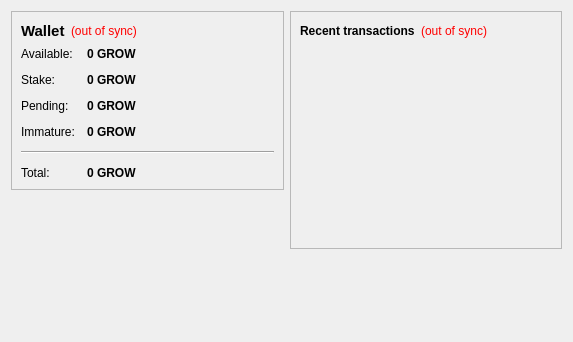
This is src/qt/forms/overviewpage.ui in fransenbianca/growcoin as Qt 5 draws it before an edit. The edited form follows.
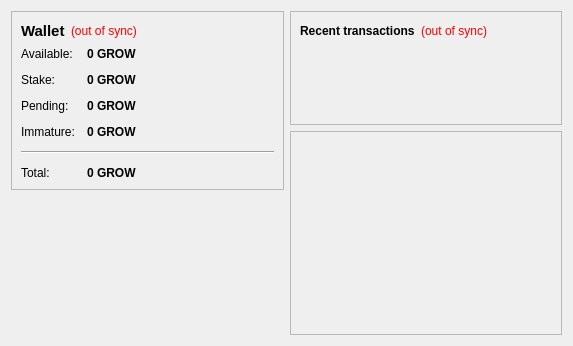
This is the edited form. Custom widgets are drawn as their Qt base class.

The edit to the form file:
```diff
--- a/src/qt/forms/overviewpage.ui
+++ b/src/qt/forms/overviewpage.ui
@@ -326,6 +326,44 @@
       </widget>
      </item>
      <item>
+        <widget class="QFrame" name="diffplotframe">
+         <property name="frameShape">
+          <enum>QFrame::StyledPanel</enum>
+         </property>
+         <property name="frameShadow">
+          <enum>QFrame::Raised</enum>
+         </property>
+         <layout class="QVBoxLayout" name="verticalLayout_3_1">
+          <property name="leftMargin">
+           <number>1</number>
+          </property>
+          <property name="topMargin">
+           <number>1</number>
+          </property>
+          <property name="rightMargin">
+           <number>1</number>
+          </property>
+          <property name="bottomMargin">
+           <number>1</number>
+          </property>
+          <item>
+           <layout class="QHBoxLayout" name="horizontalLayout_3_1">
+            <item>
+             <widget class="QCustomPlot" name="diffplot" native="true">
+              <property name="minimumSize">
+               <size>
+                <width>0</width>
+                <height>200</height>
+               </size>
+              </property>
+             </widget>
+            </item>
+           </layout>
+          </item>
+         </layout>
+        </widget>
+       </item>
+       <item>
       <spacer name="verticalSpacer_2">
        <property name="orientation">
         <enum>Qt::Vertical</enum>
@@ -342,6 +380,14 @@
    </item>
   </layout>
  </widget>
+ <customwidgets>
+  <customwidget>
+   <class>QCustomPlot</class>
+   <extends>QWidget</extends>
+   <header>qt/qcustomplot.h</header>
+   <container>1</container>
+  </customwidget>
+ </customwidgets>
  <resources/>
  <connections/>
 </ui>
```
